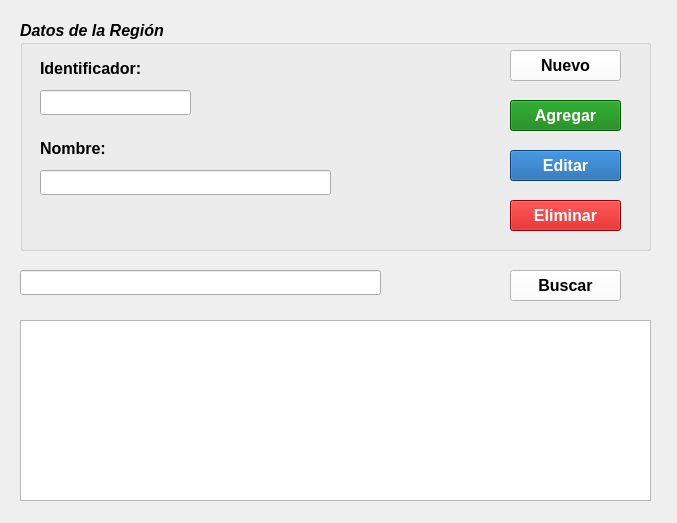
Qt form vistas/FrmRegion.ui (G-Mann00/HR_Seguridad) before a commit.
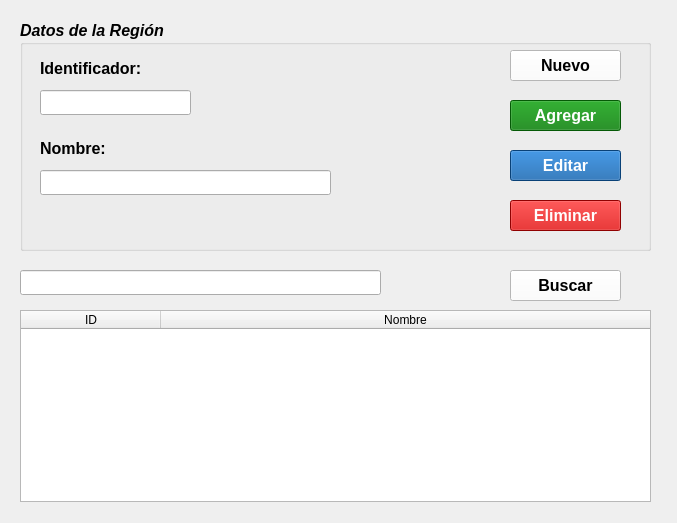
The same form after that commit. Icons and pictures are not drawn.

Commit message: se cambiarons los table view a Table widget en los archivos FrmPais.ui,FrmLocalización.ui,FrmRegion.ui

Patch:
```diff
--- a/vistas/FrmRegion.ui
+++ b/vistas/FrmRegion.ui
@@ -290,16 +290,6 @@
      </font>
     </property>
    </widget>
-   <widget class="QTableView" name="tbv_registrosRegion">
-    <property name="geometry">
-     <rect>
-      <x>20</x>
-      <y>320</y>
-      <width>631</width>
-      <height>181</height>
-     </rect>
-    </property>
-   </widget>
    <widget class="QPushButton" name="btn_buscar">
     <property name="geometry">
      <rect>
@@ -334,6 +324,41 @@
      </size>
     </property>
    </widget>
+   <widget class="QTableWidget" name="tw_registroRegion">
+    <property name="geometry">
+     <rect>
+      <x>20</x>
+      <y>310</y>
+      <width>631</width>
+      <height>192</height>
+     </rect>
+    </property>
+    <property name="sizeAdjustPolicy">
+     <enum>QAbstractScrollArea::AdjustToContents</enum>
+    </property>
+    <property name="selectionMode">
+     <enum>QAbstractItemView::SingleSelection</enum>
+    </property>
+    <property name="selectionBehavior">
+     <enum>QAbstractItemView::SelectRows</enum>
+    </property>
+    <attribute name="horizontalHeaderDefaultSectionSize">
+     <number>140</number>
+    </attribute>
+    <attribute name="horizontalHeaderStretchLastSection">
+     <bool>true</bool>
+    </attribute>
+    <column>
+     <property name="text">
+      <string>ID</string>
+     </property>
+    </column>
+    <column>
+     <property name="text">
+      <string>Nombre</string>
+     </property>
+    </column>
+   </widget>
   </widget>
  </widget>
  <tabstops>
```
Left out of the diff: 1 changed line with no effect on the pictures. The commit also changes 5 other files.
